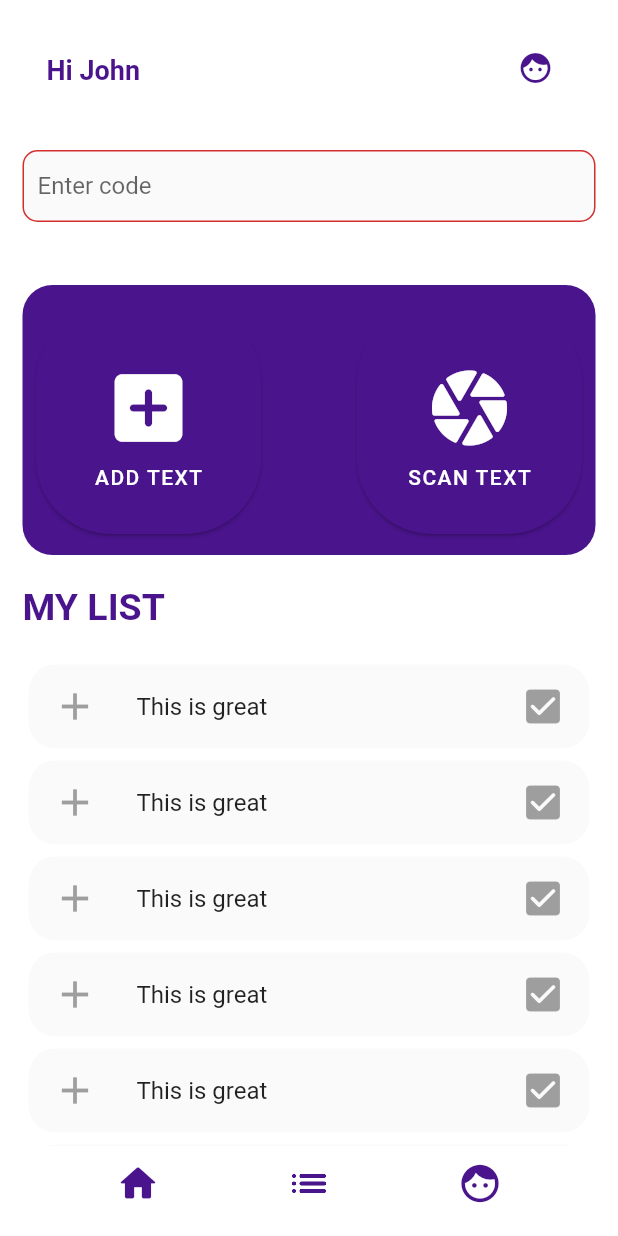
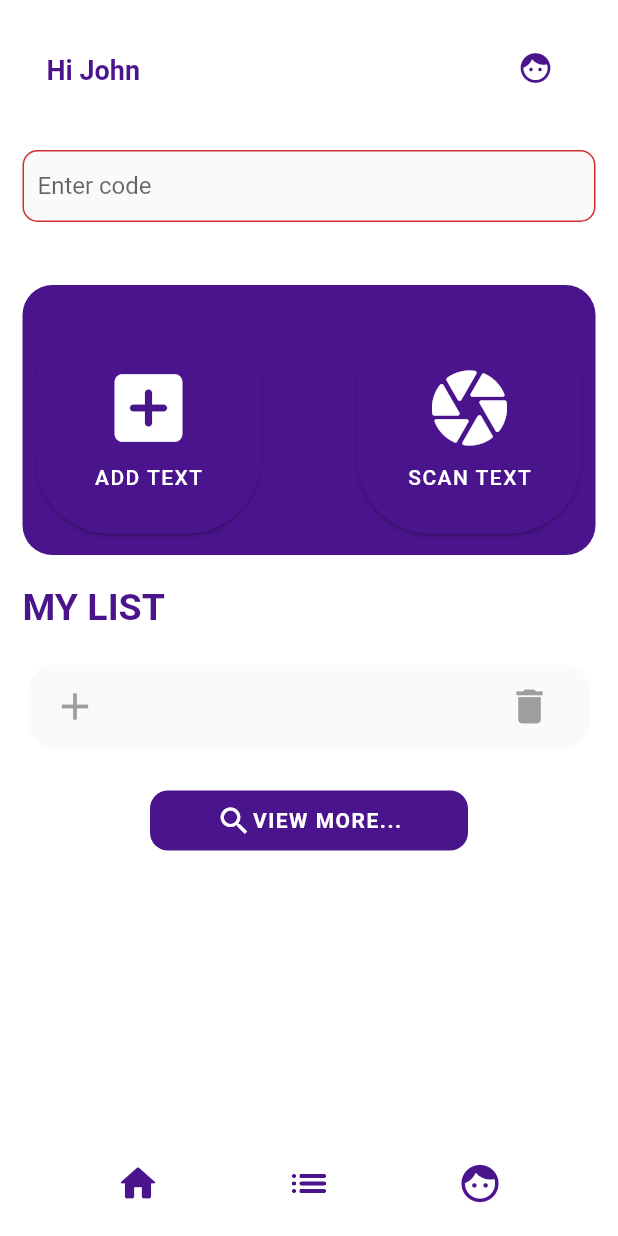
Before and after one commit to pozadkey/eventor, a Flutter app: the screen it shows after launch, after a tap on the "add box" icon, on a phone screen of 412 x 824 dp. Run offline on Flutter 3.47's test engine with Material 2 defaults, Android fonts, the phone set to English and light mode, and no system bars; missing offline and left inert: flutter_barcode_scanner; network calls fail.

Commit message:
optimized the UI

```diff
--- a/lib/model/detail.dart
+++ /dev/null
@@ -1,34 +0,0 @@
-class Detail {
-  String text;
-  String type;
-  String result;
-
-  Detail({
-    required this.text,
-    required this.type,
-    required this.result,
-  });
-}
-
-List<Detail> detailList = [
-  Detail(text: 'This is great', type: 'added', result: 'success'),
-  Detail(text: 'This is great', type: 'added', result: 'success'),
-  Detail(text: 'This is great', type: 'added', result: 'success'),
-  Detail(text: 'This is great', type: 'added', result: 'success'),
-  Detail(text: 'This is great', type: 'added', result: 'success'),
-  Detail(text: 'This is great', type: 'added', result: 'success'),
-  Detail(text: 'This is great', type: 'added', result: 'success'),
-  Detail(text: 'This is great', type: 'added', result: 'success'),
-  Detail(text: 'This is great', type: 'added', result: 'success'),
-  Detail(text: 'This is great', type: 'added', result: 'success'),
-  Detail(text: 'This is great', type: 'added', result: 'success'),
-  Detail(text: 'This is great', type: 'added', result: 'success'),
-  Detail(text: 'This is great', type: 'added', result: 'success'),
-  Detail(text: 'This is great', type: 'added', result: 'success'),
-  Detail(text: 'This is great', type: 'added', result: 'success'),
-  Detail(text: 'This is great', type: 'added', result: 'success'),
-  Detail(text: 'This is great', type: 'added', result: 'success'),
-  Detail(text: 'This is great', type: 'added', result: 'success'),
-  Detail(text: 'This is great', type: 'added', result: 'success'),
-  Detail(text: 'This is great', type: 'added', result: 'success')
-];
--- /dev/null
+++ b/lib/views/empty_list.dart
@@ -0,0 +1,24 @@
+import 'package:flutter/material.dart';
+
+class EmptyList extends StatelessWidget {
+  const EmptyList({Key? key}) : super(key: key);
+
+  @override
+  Widget build(BuildContext context) {
+    return Padding(
+      padding: EdgeInsets.fromLTRB(15, 40, 15, 40),
+      child: Column(
+        children: [
+          Icon(Icons.list),
+          Text(
+            'You have an empty list.',
+            style: TextStyle(
+                color: Colors.grey[900],
+                fontSize: 16,
+                fontWeight: FontWeight.w500),
+          ),
+        ],
+      ),
+    );
+  }
+}
--- a/lib/views/home.dart
+++ b/lib/views/home.dart
@@ -1,6 +1,6 @@
 import 'dart:convert';
 
-import 'package:eventor/model/detail.dart';
+import 'package:eventor/views/empty_list.dart';
 import 'package:eventor/views/success.dart';
 import 'package:eventor/views/errors.dart';
 import 'package:http/http.dart' as http;
@@ -20,11 +20,22 @@ class _HomeState extends State<Home> {
   double textSize = 20;
   String? scanTicket;
 
+  List texts = [];
+  final TextEditingController eCtrl = new TextEditingController();
+
   var code;
 
   @override
   Widget build(BuildContext context) {
-    return Scaffold(
+    return GestureDetector(
+      onTap: () {
+        FocusScopeNode currentFocus = FocusScope.of(context);
+
+        if (!currentFocus.hasPrimaryFocus) {
+          currentFocus.unfocus();
+        }
+      },
+      child: Scaffold(
         appBar: PreferredSize(
           preferredSize: Size.fromHeight(70),
           child: AppBar(
@@ -63,6 +74,12 @@ class _HomeState extends State<Home> {
               child: Form(
                 key: _formKey,
                 child: TextFormField(
+                  controller: eCtrl,
+                  onFieldSubmitted: (code) {
+                    texts.add(code);
+                    eCtrl.clear();
+                    setState(() {});
+                  },
                   validator: (val) {
                     if (val!.isEmpty) {
                       return '';
@@ -115,11 +132,15 @@ class _HomeState extends State<Home> {
                                 mainAxisAlignment: MainAxisAlignment.center,
                                 children: [
                                   IconButton(
-                                  onPressed: () {
+                                    onPressed: () async {
                                       if (_formKey.currentState!.validate()) {
-                                      addTicket(code);
+                                        await addTicket(code);
+                                        texts.add(code);
+                                        setState(() {});
                                       } else {
-                                      addBarcode();
+                                        await addBarcode();
+                                        texts.add(code);
+                                        setState(() {});
                                       }
                                     },
                                     icon: Icon(Icons.add_box_rounded),
@@ -150,11 +171,15 @@ class _HomeState extends State<Home> {
                                 mainAxisAlignment: MainAxisAlignment.center,
                                 children: [
                                   IconButton(
-                                  onPressed: () {
+                                    onPressed: () async {
                                       if (_formKey.currentState!.validate()) {
-                                      validateTicket(code);
+                                        await validateTicket(code);
+                                        texts.add(code);
+                                        setState(() {});
                                       } else {
-                                      scanBarcode();
+                                        await scanBarcode();
+                                        texts.add(code);
+                                        setState(() {});
                                       }
                                     },
                                     icon: Icon(Icons.camera_rounded),
@@ -189,12 +214,13 @@ class _HomeState extends State<Home> {
             ),
             Padding(
               padding: EdgeInsets.fromLTRB(15, 10, 15, 10),
-            child: ListView.builder(
+              child: texts.isEmpty
+                  ? EmptyList()
+                  : ListView.builder(
                       physics: ScrollPhysics(),
                       shrinkWrap: true,
-                itemCount: 8,
+                      itemCount: texts.length,
                       itemBuilder: (context, index) {
-                  Detail detail = detailList[index];
                         return Container(
                           child: Card(
                             shape: RoundedRectangleBorder(
@@ -202,17 +228,24 @@ class _HomeState extends State<Home> {
                             color: Colors.grey[50],
                             elevation: 0,
                             child: ListTile(
-                        title: Text(detail.text),
+                              //title: Text(texts[index]),
+
                               leading: Icon(
                                 Icons.add,
                                 color: Colors.grey[500],
                                 size: 30,
                               ),
-                        trailing: Icon(
-                          Icons.check_box_rounded,
+                              trailing: IconButton(
+                                  onPressed: () {
+                                    setState(() {
+                                      texts.removeAt(index);
+                                    });
+                                  },
                                   color: Colors.grey[500],
+                                  icon: Icon(
+                                    Icons.delete,
                                     size: 30,
-                        ),
+                                  )),
                             ),
                           ),
                         );
@@ -289,6 +322,7 @@ class _HomeState extends State<Home> {
                 ),
               )),
         ),
+      ),
     );
   }
 
@@ -352,6 +386,8 @@ class _HomeState extends State<Home> {
           context,
           MaterialPageRoute(
               builder: (context) => Success(resText: response.body)));
+    } else if (response.body == 'Error!, -1 already exists.') {
+      return null;
     } else {
       Navigator.push(
           context,
```
Also changed, not shown: lib/views/loader.dart (deleted, +0 -25 lines). Lines whose indentation alone changed are shown as unchanged.
